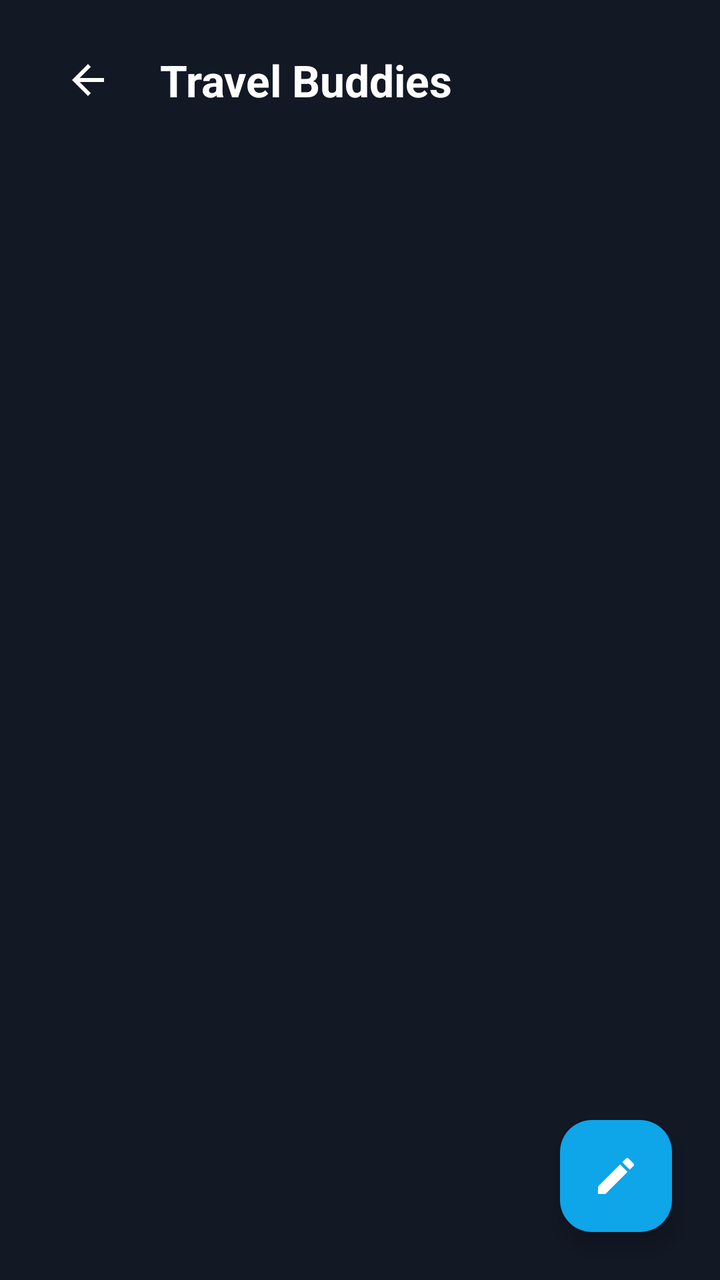
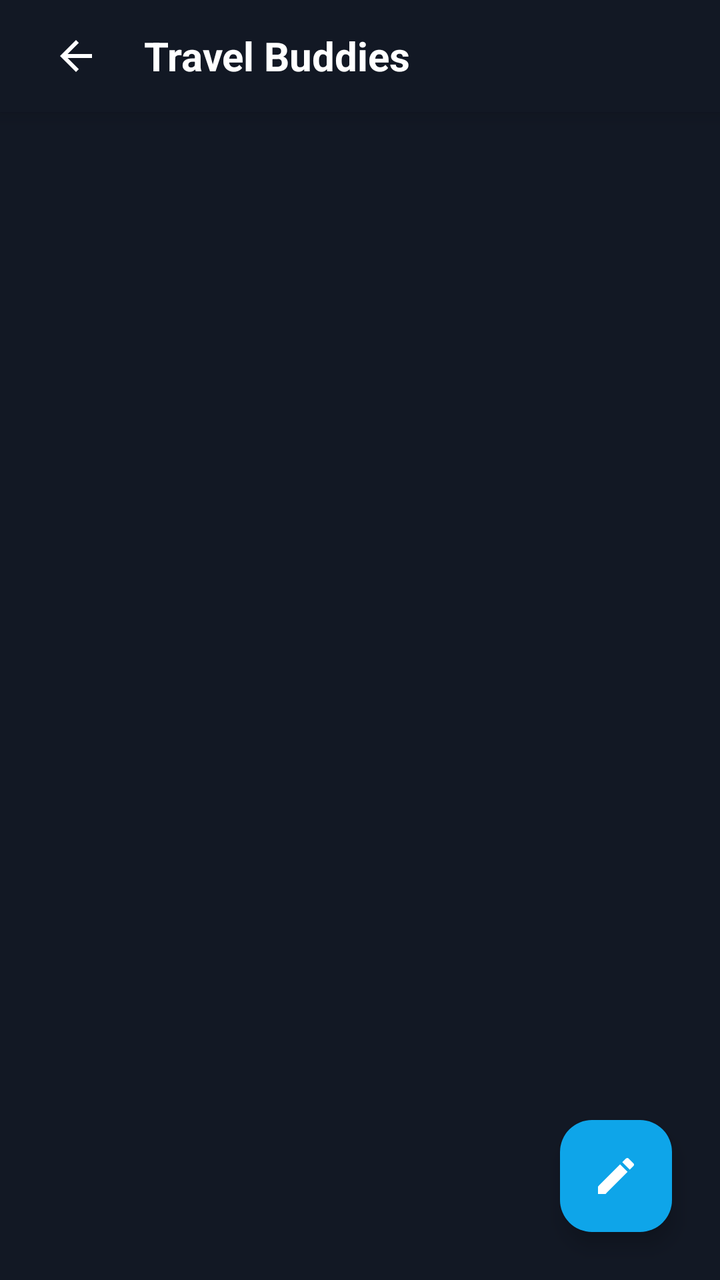

Two renders of the same Android screen: before a commit and after it. Below are the layout's source before the change and the commit's diff.
<!-- AndroidManifest.xml: activity theme Theme.TravelBuddy -->
<!-- res/layout/activity_community.xml -->
<?xml version="1.0" encoding="utf-8"?>
<androidx.constraintlayout.widget.ConstraintLayout xmlns:android="http://schemas.android.com/apk/res/android"
    xmlns:app="http://schemas.android.com/apk/res-auto"
    xmlns:tools="http://schemas.android.com/tools"
    android:layout_width="match_parent"
    android:layout_height="match_parent"
    android:background="#121824">

    
    <RelativeLayout
        android:id="@+id/rlToolbar"
        android:layout_width="match_parent"
        android:layout_height="80dp"
        android:paddingHorizontal="24dp"
        app:layout_constraintTop_toTopOf="parent">

        <ImageView
            android:id="@+id/ivBack"
            android:layout_width="40dp"
            android:layout_height="40dp"
            android:layout_centerVertical="true"
            android:clickable="true"
            android:focusable="true"
            android:foreground="?android:attr/selectableItemBackground"
            android:padding="8dp"
            android:src="@drawable/ic_back"
            app:tint="@color/white" />

        <TextView
            android:layout_width="wrap_content"
            android:layout_height="wrap_content"
            android:layout_centerVertical="true"
            android:layout_marginStart="16dp"
            android:layout_toEndOf="@id/ivBack"
            android:text="Travel Buddies"
            android:textColor="@color/white"
            android:textSize="22sp"
            android:textStyle="bold" />
    </RelativeLayout>

    
    <androidx.recyclerview.widget.RecyclerView
        android:id="@+id/rvCommunityPosts"
        android:layout_width="match_parent"
        android:layout_height="0dp"
        android:clipToPadding="false"
        android:paddingHorizontal="16dp"
        android:paddingBottom="88dp"
        app:layoutManager="androidx.recyclerview.widget.LinearLayoutManager"
        app:layout_constraintBottom_toBottomOf="parent"
        app:layout_constraintTop_toBottomOf="@id/rlToolbar"
        tools:listitem="@layout/item_community_post" />

    
    <com.google.android.material.floatingactionbutton.FloatingActionButton
        android:id="@+id/fabCreatePost"
        android:layout_width="wrap_content"
        android:layout_height="wrap_content"
        android:layout_margin="24dp"
        android:backgroundTint="#0ea5e9"
        android:src="@drawable/ic_edit"
        app:tint="@color/white"
        app:fabSize="normal"
        app:layout_constraintBottom_toBottomOf="parent"
        app:layout_constraintEnd_toEndOf="parent" />

</androidx.constraintlayout.widget.ConstraintLayout>
<!-- res/layout/item_community_post.xml (included above) -->
<?xml version="1.0" encoding="utf-8"?>
<com.google.android.material.card.MaterialCardView xmlns:android="http://schemas.android.com/apk/res/android"
    xmlns:app="http://schemas.android.com/apk/res-auto"
    xmlns:tools="http://schemas.android.com/tools"
    android:layout_width="match_parent"
    android:layout_height="wrap_content"
    android:layout_marginHorizontal="16dp"
    android:layout_marginVertical="8dp"
    app:cardBackgroundColor="@color/white"
    app:cardCornerRadius="24dp"
    app:cardElevation="2dp"
    app:strokeColor="#E2E8F0"
    app:strokeWidth="1dp">

    <LinearLayout
        android:layout_width="match_parent"
        android:layout_height="wrap_content"
        android:orientation="vertical"
        android:padding="20dp">

        
        <RelativeLayout
            android:layout_width="match_parent"
            android:layout_height="wrap_content">

            <com.google.android.material.card.MaterialCardView
                android:id="@+id/cvAvatar"
                android:layout_width="48dp"
                android:layout_height="48dp"
                android:layout_alignParentStart="true"
                app:cardCornerRadius="24dp"
                app:cardElevation="0dp">

                <ImageView
                    android:id="@+id/ivAvatar"
                    android:layout_width="match_parent"
                    android:layout_height="match_parent"
                    android:scaleType="centerCrop"
                    android:src="@drawable/img_resort" />
            </com.google.android.material.card.MaterialCardView>

            <LinearLayout
                android:id="@+id/llActions"
                android:layout_width="wrap_content"
                android:layout_height="wrap_content"
                android:layout_alignParentEnd="true"
                android:layout_centerVertical="true"
                android:orientation="horizontal">

                <ImageView
                    android:id="@+id/ivEditPost"
                    android:layout_width="36dp"
                    android:layout_height="36dp"
                    android:padding="8dp"
                    android:src="@drawable/ic_edit"
                    app:tint="#64748B"
                    android:background="?attr/selectableItemBackgroundBorderless"
                    android:clickable="true"
                    android:focusable="true" />

                <ImageView
                    android:id="@+id/ivDeletePost"
                    android:layout_width="36dp"
                    android:layout_height="36dp"
                    android:layout_marginStart="8dp"
                    android:padding="8dp"
                    android:src="@android:drawable/ic_menu_delete"
                    app:tint="#EF4444"
                    android:background="?attr/selectableItemBackgroundBorderless"
                    android:clickable="true"
                    android:focusable="true" />
            </LinearLayout>

            <LinearLayout
                android:layout_width="wrap_content"
                android:layout_height="wrap_content"
                android:layout_marginStart="16dp"
                android:layout_toEndOf="@id/cvAvatar"
                android:layout_toStartOf="@id/llActions"
                android:orientation="vertical">

                <TextView
                    android:id="@+id/tvUserName"
                    android:layout_width="wrap_content"
                    android:layout_height="wrap_content"
                    android:text="Sarah Jenkins"
                    android:textColor="#0F172A"
                    android:textSize="16sp"
                    android:textStyle="bold" />

                <TextView
                    android:id="@+id/tvUserRating"
                    android:layout_width="wrap_content"
                    android:layout_height="wrap_content"
                    android:layout_marginTop="2dp"
                    android:text="★ 4.9 Traveler Rating"
                    android:textColor="#F59E0B"
                    android:textSize="12sp"
                    android:textStyle="bold"
                    android:visibility="gone" />
            </LinearLayout>
        </RelativeLayout>

        
        <LinearLayout
            android:layout_width="match_parent"
            android:layout_height="wrap_content"
            android:layout_marginTop="16dp"
            android:orientation="horizontal">

            
            <LinearLayout
                android:layout_width="wrap_content"
                android:layout_height="wrap_content"
                android:background="@drawable/bg_price_badge"
                android:backgroundTint="#F0F9FF"
                android:gravity="center_vertical"
                android:orientation="horizontal"
                android:paddingHorizontal="12dp"
                android:paddingVertical="6dp">

                <ImageView
                    android:layout_width="14dp"
                    android:layout_height="14dp"
                    android:src="@drawable/ic_location_pin"
                    app:tint="#0284C7" />

                <TextView
                    android:id="@+id/tvDestination"
                    android:layout_width="wrap_content"
                    android:layout_height="wrap_content"
                    android:layout_marginStart="6dp"
                    android:text="Goa, India"
                    android:textColor="#0284C7"
                    android:textSize="12sp"
                    android:textStyle="bold" />
            </LinearLayout>

            
            <LinearLayout
                android:layout_width="wrap_content"
                android:layout_height="wrap_content"
                android:layout_marginStart="12dp"
                android:background="@drawable/bg_price_badge"
                android:backgroundTint="#F8FAFC"
                android:gravity="center_vertical"
                android:orientation="horizontal"
                android:paddingHorizontal="12dp"
                android:paddingVertical="6dp">

                <ImageView
                    android:layout_width="14dp"
                    android:layout_height="14dp"
                    android:src="@drawable/ic_calendar"
                    app:tint="#64748B" />

                <TextView
                    android:id="@+id/tvDates"
                    android:layout_width="wrap_content"
                    android:layout_height="wrap_content"
                    android:layout_marginStart="6dp"
                    android:text="Nov 10 - Nov 18"
                    android:textColor="#64748B"
                    android:textSize="12sp"
                    android:textStyle="bold" />
            </LinearLayout>
        </LinearLayout>

        
        <TextView
            android:id="@+id/tvDescription"
            android:layout_width="match_parent"
            android:layout_height="wrap_content"
            android:layout_marginTop="16dp"
            android:lineSpacingMultiplier="1.2"
            android:text="Hey everyone! I'm planning a solo trip to Goa next month. Looking for 2-3 travel buddies to share a villa and explore the beaches together. I'm a foodie and love photography! 📸🌴"
            android:textColor="#334155"
            android:textSize="14sp" />

        
        <View
            android:layout_width="match_parent"
            android:layout_height="1dp"
            android:layout_marginTop="20dp"
            android:alpha="0.1"
            android:background="#000000" />

        
        <RelativeLayout
            android:layout_width="match_parent"
            android:layout_height="wrap_content"
            android:layout_marginTop="16dp">

            
            <LinearLayout
                android:layout_width="wrap_content"
                android:layout_height="wrap_content"
                android:layout_centerVertical="true"
                android:gravity="center_vertical"
                android:orientation="horizontal">

                <ImageView
                    android:layout_width="18dp"
                    android:layout_height="18dp"
                    android:src="@drawable/ic_community"
                    app:tint="#64748B" />

                <TextView
                    android:id="@+id/tvInterestedCount"
                    android:layout_width="wrap_content"
                    android:layout_height="wrap_content"
                    android:layout_marginStart="8dp"
                    android:text="12 interested"
                    android:textColor="#64748B"
                    android:textSize="14sp"
                    android:textStyle="bold" />
            </LinearLayout>

            
            <com.google.android.material.button.MaterialButton
                android:id="@+id/btnJoinRequest"
                android:layout_width="wrap_content"
                android:layout_height="44dp"
                android:layout_alignParentEnd="true"
                android:text="Join Request"
                android:textAllCaps="false"
                android:textColor="@color/white"
                android:textSize="14sp"
                android:textStyle="bold"
                app:backgroundTint="#0F172A"
                app:cornerRadius="14dp" />
        </RelativeLayout>

    </LinearLayout>

</com.google.android.material.card.MaterialCardView>
<!-- resources referenced by this layout -->
<resources>
  <color name="white">#FFFFFFFF</color>
  <!-- drawable bg_price_badge (drawable) -->
  <?xml version="1.0" encoding="utf-8"?>
  <shape xmlns:android="http://schemas.android.com/apk/res/android">
      <solid android:color="#4D000000" />
      <corners android:radius="12dp" />
  </shape>
  <!-- drawable ic_back (drawable) -->
  <vector xmlns:android="http://schemas.android.com/apk/res/android"
      android:width="24dp"
      android:height="24dp"
      android:viewportWidth="24"
      android:viewportHeight="24">
    <path
        android:fillColor="#FFFFFF"
        android:pathData="M20,11H7.83l5.59,-5.59L12,4l-8,8 8,8 1.41,-1.41L7.83,13H20v-2z"/>
  </vector>
  <!-- drawable ic_calendar (drawable) -->
  <vector xmlns:android="http://schemas.android.com/apk/res/android"
      android:width="24dp"
      android:height="24dp"
      android:viewportWidth="24"
      android:viewportHeight="24">
      <path
          android:fillColor="#94A3B8"
          android:pathData="M19,4h-1V2h-2v2H8V2H6v2H5C3.89,4 3.01,4.9 3.01,6L3,20c0,1.1 0.89,2 2,2h14c1.1,0 2,-0.9 2,-2V6C21,4.9 20.1,4 19,4zM19,20H5V9h14V20zM7,11h2v2H7V11zM11,11h2v2h-2V11zM15,11h2v2h-2V11z" />
  </vector>
  <!-- drawable ic_community (drawable) -->
  <vector xmlns:android="http://schemas.android.com/apk/res/android"
      android:width="24dp"
      android:height="24dp"
      android:viewportWidth="24"
      android:viewportHeight="24">
      
      <path
          android:fillColor="#FFFFFF"
          android:pathData="M9,12c1.93,0 3.5,-1.57 3.5,-3.5S10.93,5 9,5 5.5,6.57 5.5,8.5 7.07,12 9,12zM9,13.75c-2.33,0 -7,1.17 -7,3.5V19h14v-1.75c0,-2.33 -4.67,-3.5 -7,-3.5z" />
      
      <path
          android:fillColor="#FFFFFF"
          android:pathData="M15,12c1.38,0 2.5,-1.12 2.5,-2.5S16.38,7 15,7c-0.35,0 -0.67,0.08 -0.97,0.21 0.6,0.79 0.97,1.76 0.97,2.79s-0.37,2 -0.97,2.79c0.3,0.13 0.62,0.21 0.97,0.21zM15,13.75c0.91,0 2.21,0.27 3.1,0.73 0.9,0.47 1.4,1.21 1.4,2.02V19h-3.5v-1.75c0,-1.33 -0.63,-2.47 -1.63,-3.17c0.21,-0.18 0.42,-0.33 0.63,-0.33z" />
  </vector>
  <!-- drawable ic_edit (drawable) -->
  <vector xmlns:android="http://schemas.android.com/apk/res/android"
      android:width="24dp"
      android:height="24dp"
      android:viewportWidth="24"
      android:viewportHeight="24">
      <path
          android:fillColor="#000000"
          android:pathData="M3,17.25V21h3.75L17.81,9.94l-3.75,-3.75L3,17.25zM20.71,7.04c0.39,-0.39 0.39,-1.02 0,-1.41l-2.34,-2.34c-0.39,-0.39 -1.02,-0.39 -1.41,0l-1.83,1.83 3.75,3.75 1.83,-1.83z" />
  </vector>
  <!-- drawable ic_location_pin (drawable) -->
  <vector xmlns:android="http://schemas.android.com/apk/res/android"
      android:width="24dp"
      android:height="24dp"
      android:viewportWidth="24"
      android:viewportHeight="24">
      <path
          android:fillColor="#94A3B8"
          android:pathData="M12,2C8.13,2 5,5.13 5,9c0,5.25 7,13 7,13s7,-7.75 7,-13c0,-3.87 -3.13,-7 -7,-7zM12,11.5c-1.38,0 -2.5,-1.12 -2.5,-2.5s1.12,-2.5 2.5,-2.5 2.5,1.12 2.5,2.5 -1.12,2.5 -2.5,2.5z" />
  </vector>
  <!-- drawable img_resort: png bitmap (drawable, 891900 bytes) -->
  <style name="Theme.TravelBuddy" parent="Base.Theme.TravelBuddy" />
  <style name="Base.Theme.TravelBuddy" parent="Theme.Material3.DayNight.NoActionBar">
          
          
      </style>
</resources>

<!-- the commit's change to res/layout/activity_community.xml (unified diff, before → after) -->
@@ -2,41 +2,56 @@
 <androidx.constraintlayout.widget.ConstraintLayout xmlns:android="http://schemas.android.com/apk/res/android"
     xmlns:app="http://schemas.android.com/apk/res-auto"
     xmlns:tools="http://schemas.android.com/tools"
+    android:id="@+id/mainLayout"
     android:layout_width="match_parent"
     android:layout_height="match_parent"
     android:background="#121824">
 
     
-    <RelativeLayout
+    <LinearLayout
         android:id="@+id/rlToolbar"
         android:layout_width="match_parent"
-        android:layout_height="80dp"
-        android:paddingHorizontal="24dp"
-        app:layout_constraintTop_toTopOf="parent">
-
-        <ImageView
-            android:id="@+id/ivBack"
-            android:layout_width="40dp"
-            android:layout_height="40dp"
-            android:layout_centerVertical="true"
-            android:clickable="true"
-            android:focusable="true"
-            android:foreground="?android:attr/selectableItemBackground"
-            android:padding="8dp"
-            android:src="@drawable/ic_back"
-            app:tint="@color/white" />
-
-        <TextView
-            android:layout_width="wrap_content"
-            android:layout_height="wrap_content"
-            android:layout_centerVertical="true"
-            android:layout_marginStart="16dp"
-            android:layout_toEndOf="@id/ivBack"
-            android:text="Travel Buddies"
-            android:textColor="@color/white"
-            android:textSize="22sp"
-            android:textStyle="bold" />
-    </RelativeLayout>
+        android:layout_height="wrap_content"
+        android:orientation="vertical"
+        android:background="#121824"
+        android:elevation="6dp"
+        app:layout_constraintTop_toTopOf="parent"
+        app:layout_constraintStart_toStartOf="parent"
+        app:layout_constraintEnd_toEndOf="parent">
+
+        <RelativeLayout
+            android:id="@+id/rlToolbarContent"
+            android:layout_width="match_parent"
+            android:layout_height="56dp"
+            android:paddingHorizontal="16dp">
+
+            <ImageView
+                android:id="@+id/ivBack"
+                android:layout_width="44dp"
+                android:layout_height="44dp"
+                android:layout_centerVertical="true"
+                android:layout_alignParentStart="true"
+                android:background="?android:attr/selectableItemBackgroundBorderless"
+                android:clickable="true"
+                android:focusable="true"
+                android:contentDescription="Back"
+                android:padding="10dp"
+                android:src="@drawable/ic_back"
+                app:tint="@color/white" />
+
+            <TextView
+                android:id="@+id/tvCommunityTitle"
+                android:layout_width="wrap_content"
+                android:layout_height="wrap_content"
+                android:layout_centerVertical="true"
+                android:layout_marginStart="12dp"
+                android:layout_toEndOf="@id/ivBack"
+                android:text="Travel Buddies"
+                android:textColor="@color/white"
+                android:textSize="20sp"
+                android:textStyle="bold" />
+        </RelativeLayout>
+    </LinearLayout>
 
     
     <androidx.recyclerview.widget.RecyclerView
@@ -45,10 +60,13 @@
         android:layout_height="0dp"
         android:clipToPadding="false"
         android:paddingHorizontal="16dp"
-        android:paddingBottom="88dp"
+        android:paddingTop="8dp"
+        android:paddingBottom="96dp"
         app:layoutManager="androidx.recyclerview.widget.LinearLayoutManager"
         app:layout_constraintBottom_toBottomOf="parent"
         app:layout_constraintTop_toBottomOf="@id/rlToolbar"
+        app:layout_constraintStart_toStartOf="parent"
+        app:layout_constraintEnd_toEndOf="parent"
         tools:listitem="@layout/item_community_post" />
 
     
@@ -58,6 +76,7 @@
         android:layout_height="wrap_content"
         android:layout_margin="24dp"
         android:backgroundTint="#0ea5e9"
+        android:contentDescription="Share Travel Plan"
         android:src="@drawable/ic_edit"
         app:tint="@color/white"
         app:fabSize="normal"
